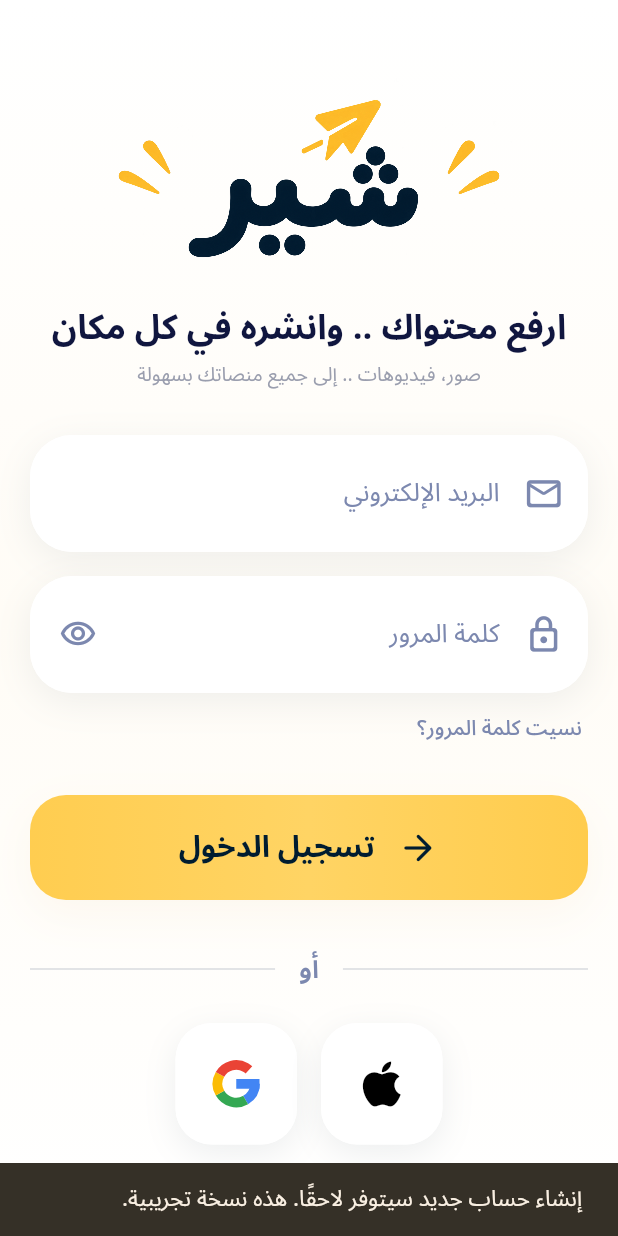
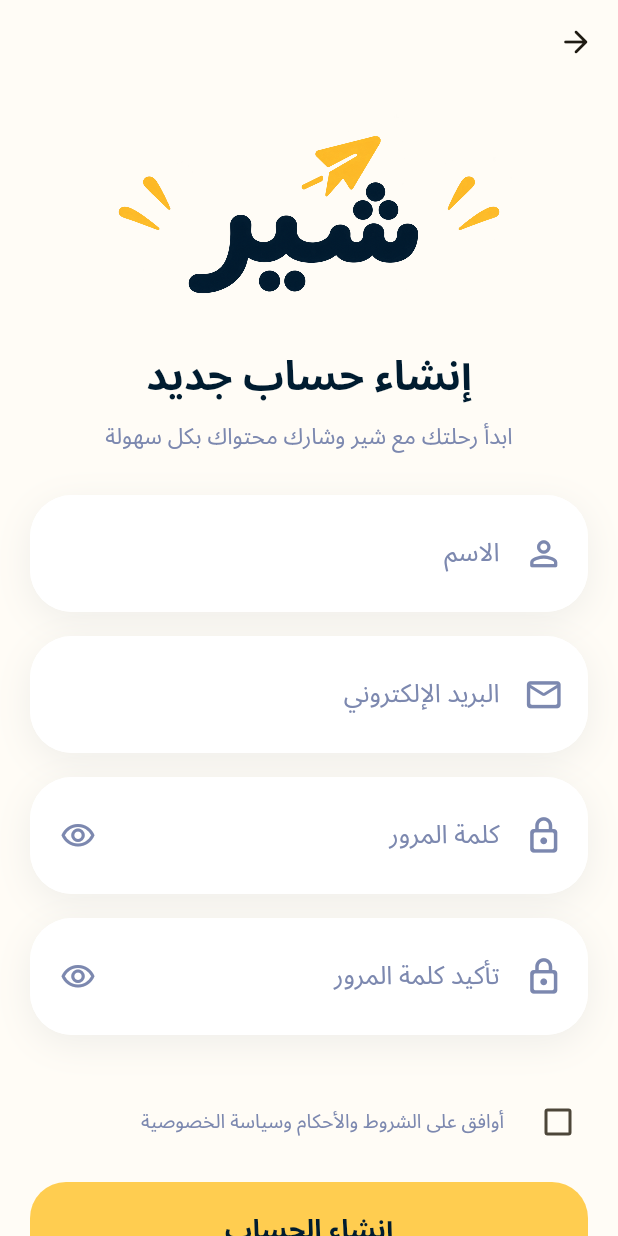
Before and after one commit to bandlux36-ai/share-app, a Flutter app: the screen it shows after launch, after a tap on "إنشاء حساب جديد", on a phone screen of 412 x 824 dp. Run offline on Flutter 3.47's test engine with Material 3 defaults, Android fonts, the phone set to English and light mode, and no system bars; our stand-ins replace supabase_flutter; missing offline and left inert: dart:js_interop; accounts and stored records are empty.

Commit message:
Add Arabic sign-up screen and Supabase account registration

```diff
--- a/lib/features/auth/presentation/login_screen.dart
+++ b/lib/features/auth/presentation/login_screen.dart
@@ -4,6 +4,7 @@ import '../../../core/theme/share_theme.dart';
 import '../data/auth_service.dart';
 import 'widgets/auth_text_field.dart';
 import 'forgot_password_screen.dart';
+import 'sign_up_screen.dart';
 import '../../../core/widgets/share_logo.dart';
 import 'widgets/social_sign_in_button.dart';
 
@@ -338,9 +339,15 @@ class _LoginScreenState extends State<LoginScreen> {
                                   style: TextStyle(fontSize: 15),
                                 ),
                                 TextButton(
-                                  onPressed: () => _demo(
-                                    'إنشاء حساب جديد سيتوفر لاحقًا. هذه نسخة تجريبية.',
-                                  ),
+                                  onPressed: _busy
+                                      ? null
+                                      : () => Navigator.of(context).push<void>(
+                                          MaterialPageRoute(
+                                            builder: (_) => SignUpScreen(
+                                              authService: widget.authService,
+                                            ),
+                                          ),
+                                        ),
                                   style: TextButton.styleFrom(
                                     foregroundColor: const Color(0xFFFFAF00),
                                   ),
--- /dev/null
+++ b/lib/features/auth/presentation/sign_up_screen.dart
@@ -0,0 +1,241 @@
+import 'package:flutter/material.dart';
+import '../../../core/theme/share_theme.dart';
+import '../../../core/widgets/share_logo.dart';
+import '../data/auth_service.dart';
+import 'widgets/auth_text_field.dart';
+import 'widgets/recovery_layout.dart';
+
+class SignUpScreen extends StatefulWidget {
+  const SignUpScreen({super.key, required this.authService});
+  final AuthService authService;
+  @override
+  State<SignUpScreen> createState() => _SignUpScreenState();
+}
+
+class _SignUpScreenState extends State<SignUpScreen> {
+  final _form = GlobalKey<FormState>();
+  final _name = TextEditingController();
+  final _email = TextEditingController();
+  final _password = TextEditingController();
+  final _confirm = TextEditingController();
+  bool _hide = true,
+      _hideConfirm = true,
+      _agree = false,
+      _busy = false,
+      _sent = false;
+  String? _error;
+  @override
+  void dispose() {
+    for (final c in [_name, _email, _password, _confirm]) {
+      c.dispose();
+    }
+    super.dispose();
+  }
+
+  Future<void> _submit() async {
+    if (_busy || !_form.currentState!.validate()) return;
+    if (!_agree) {
+      setState(
+        () => _error = 'يرجى الموافقة على الشروط والأحكام وسياسة الخصوصية.',
+      );
+      return;
+    }
+    FocusScope.of(context).unfocus();
+    setState(() {
+      _busy = true;
+      _error = null;
+    });
+    try {
+      final signedIn = await widget.authService.signUp(
+        name: _name.text.trim(),
+        email: _email.text.trim(),
+        password: _password.text,
+      );
+      _password.clear();
+      _confirm.clear();
+      if (!mounted) return;
+      if (signedIn) {
+        Navigator.of(context).popUntil((route) => route.isFirst);
+      } else {
+        setState(() => _sent = true);
+      }
+    } catch (e) {
+      if (mounted) {
+        setState(
+          () => _error = e is AuthFailure
+              ? e.message
+              : 'تعذّر إنشاء الحساب. حاول مرة أخرى.',
+        );
+      }
+    } finally {
+      if (mounted) setState(() => _busy = false);
+    }
+  }
+
+  Widget _passwordField(TextEditingController controller, bool confirmation) =>
+      AuthTextField(
+        controller: controller,
+        label: confirmation ? 'تأكيد كلمة المرور' : 'كلمة المرور',
+        icon: Icons.lock_outline_rounded,
+        autofillHint: AutofillHints.newPassword,
+        obscureText: confirmation ? _hideConfirm : _hide,
+        textInputAction: confirmation
+            ? TextInputAction.done
+            : TextInputAction.next,
+        onSubmitted: confirmation ? (_) => _submit() : null,
+        validator: (v) => confirmation
+            ? (v != _password.text || (v?.isEmpty ?? true)
+                  ? 'كلمتا المرور غير متطابقتين'
+                  : null)
+            : ((v?.length ?? 0) < 8 ? 'استخدم 8 أحرف على الأقل' : null),
+        trailing: IconButton(
+          tooltip: (confirmation ? _hideConfirm : _hide)
+              ? 'إظهار ${confirmation ? 'تأكيد كلمة المرور' : 'كلمة المرور'}'
+              : 'إخفاء ${confirmation ? 'تأكيد كلمة المرور' : 'كلمة المرور'}',
+          onPressed: () => setState(() {
+            if (confirmation) {
+              _hideConfirm = !_hideConfirm;
+            } else {
+              _hide = !_hide;
+            }
+          }),
+          icon: Icon(
+            (confirmation ? _hideConfirm : _hide)
+                ? Icons.visibility_outlined
+                : Icons.visibility_off_outlined,
+            color: ShareTheme.muted,
+          ),
+        ),
+      );
+  @override
+  Widget build(BuildContext context) => Scaffold(
+    appBar: AppBar(
+      backgroundColor: Colors.transparent,
+      leading: IconButton(
+        tooltip: 'العودة لتسجيل الدخول',
+        onPressed: () => Navigator.of(context).pop(),
+        icon: const Icon(Icons.arrow_back_rounded),
+      ),
+    ),
+    body: SafeArea(
+      top: false,
+      child: SingleChildScrollView(
+        padding: const EdgeInsets.fromLTRB(20, 12, 20, 28),
+        child: Center(
+          child: ConstrainedBox(
+            constraints: const BoxConstraints(maxWidth: 420),
+            child: Form(
+              key: _form,
+              child: AutofillGroup(
+                child: Column(
+                  crossAxisAlignment: CrossAxisAlignment.stretch,
+                  children: [
+                    const Center(child: ShareLogo()),
+                    const SizedBox(height: 24),
+                    const Text(
+                      'إنشاء حساب جديد',
+                      textAlign: TextAlign.center,
+                      style: TextStyle(
+                        fontSize: 27,
+                        fontWeight: FontWeight.w700,
+                        color: ShareTheme.navy,
+                      ),
+                    ),
+                    const SizedBox(height: 10),
+                    const Text(
+                      'ابدأ رحلتك مع شير وشارك محتواك بكل سهولة',
+                      textAlign: TextAlign.center,
+                      style: TextStyle(fontSize: 15, color: ShareTheme.muted),
+                    ),
+                    const SizedBox(height: 28),
+                    if (_sent) ...[
+                      const Icon(
+                        Icons.mark_email_read_outlined,
+                        size: 64,
+                        color: ShareTheme.yellow,
+                      ),
+                      const SizedBox(height: 20),
+                      const Text(
+                        'تحقق من بريدك الإلكتروني لإكمال إنشاء الحساب، ثم عد لتسجيل الدخول.',
+                        textAlign: TextAlign.center,
+                        style: TextStyle(height: 1.8, fontSize: 17),
+                      ),
+                      const SizedBox(height: 24),
+                      RecoveryButton(
+                        label: 'العودة إلى تسجيل الدخول',
+                        busy: false,
+                        onPressed: () => Navigator.of(context).pop(),
+                      ),
+                    ] else ...[
+                      AuthTextField(
+                        controller: _name,
+                        label: 'الاسم',
+                        icon: Icons.person_outline_rounded,
+                        autofillHint: AutofillHints.name,
+                        validator: (v) =>
+                            (v?.trim().isEmpty ?? true) ? 'أدخل اسمك' : null,
+                      ),
+                      const SizedBox(height: 16),
+                      AuthTextField(
+                        controller: _email,
+                        label: 'البريد الإلكتروني',
+                        icon: Icons.mail_outline_rounded,
+                        autofillHint: AutofillHints.email,
+                        keyboardType: TextInputType.emailAddress,
+                        validator: (v) =>
+                            RegExp(
+                              r'^[^\s@]+@[^\s@]+\.[^\s@]+$',
+                            ).hasMatch(v?.trim() ?? '')
+                            ? null
+                            : 'أدخل بريدًا إلكترونيًا صحيحًا',
+                      ),
+                      const SizedBox(height: 16),
+                      _passwordField(_password, false),
+                      const SizedBox(height: 16),
+                      _passwordField(_confirm, true),
+                      const SizedBox(height: 30),
+                      CheckboxListTile(
+                        contentPadding: EdgeInsets.zero,
+                        controlAffinity: ListTileControlAffinity.leading,
+                        activeColor: ShareTheme.yellow,
+                        checkColor: ShareTheme.navy,
+                        value: _agree,
+                        onChanged: _busy
+                            ? null
+                            : (v) => setState(() => _agree = v ?? false),
+                        title: const Text(
+                          'أوافق على الشروط والأحكام وسياسة الخصوصية',
+                          style: TextStyle(
+                            fontSize: 13,
+                            color: ShareTheme.muted,
+                          ),
+                        ),
+                      ),
+                      if (_error != null)
+                        Padding(
+                          padding: const EdgeInsets.symmetric(vertical: 12),
+                          child: Text(
+                            _error!,
+                            textAlign: TextAlign.center,
+                            style: TextStyle(
+                              color: Theme.of(context).colorScheme.error,
+                            ),
+                          ),
+                        ),
+                      const SizedBox(height: 12),
+                      RecoveryButton(
+                        label: 'إنشاء الحساب',
+                        busy: _busy,
+                        onPressed: _submit,
+                      ),
+                    ],
+                  ],
+                ),
+              ),
+            ),
+          ),
+        ),
+      ),
+    ),
+  );
+}
```
Also changed, not shown: lib/features/auth/data/auth_service.dart (+24 -0 lines), 6 other files.
